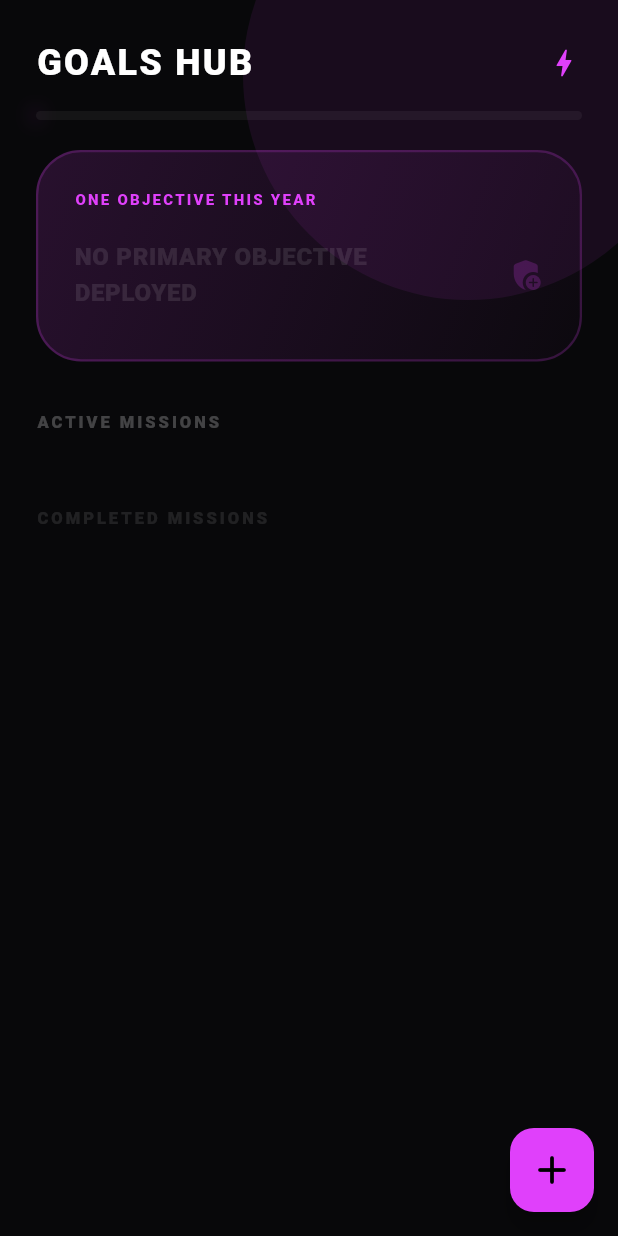
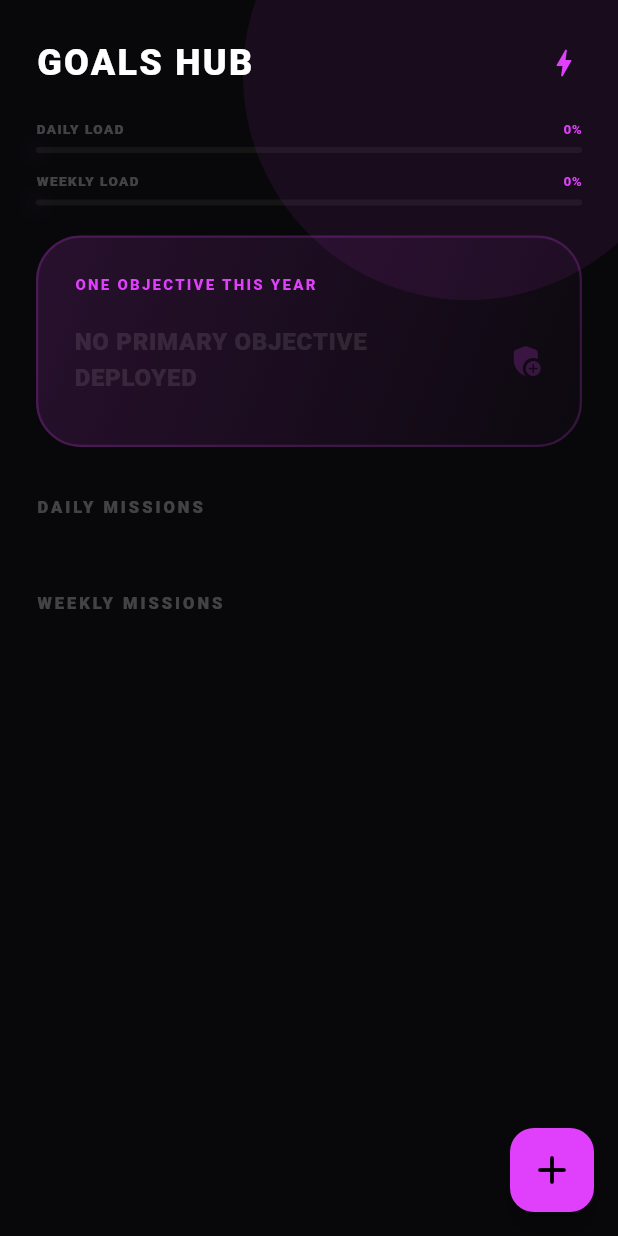
Before and after one commit to anshjast/koru, a Flutter app: the GoalsScreen screen opened directly, on a phone screen of 412 x 824 dp. Run offline on Flutter 3.47's test engine with Material 3 defaults, Android fonts, the phone set to English and light mode, and no system bars; our stand-ins replace cloud_firestore, confetti, firebase_core, fl_chart, liquid_progress_indicator_v2, rxdart and 1 more; accounts and stored records are empty.

Commit message:
Goals UI

```diff
--- a/lib/screens/goals_screen.dart
+++ b/lib/screens/goals_screen.dart
@@ -12,7 +12,7 @@ class GoalsScreen extends StatefulWidget {
 
 class _GoalsScreenState extends State<GoalsScreen> {
   final _ootyCollection = FirebaseFirestore.instance.collection('ooty');
-  final _monthlyObjectives = FirebaseFirestore.instance.collection('monthlyObjectives');
+  final _dailyObjectives = FirebaseFirestore.instance.collection('dailyObjectives');
   final _weeklyObjectives = FirebaseFirestore.instance.collection('weeklyObjectives');
 
   final Color primaryAccent = Colors.purpleAccent;
@@ -33,6 +33,41 @@ class _GoalsScreenState extends State<GoalsScreen> {
     super.dispose();
   }
 
+  void _confirmComplete(BuildContext context, VoidCallback onConfirm) {
+    showDialog(
+      context: context,
+      builder: (context) => AlertDialog(
+        backgroundColor: glassBg,
+        shape: RoundedRectangleBorder(borderRadius: BorderRadius.circular(28), side: BorderSide(color: primaryAccent.withOpacity(0.2))),
+        title: const Text("MISSION COMPLETE?", style: TextStyle(color: Colors.white, fontWeight: FontWeight.w900, fontSize: 16)),
+        content: const Text("Accomplishing this will update your mission power-bars.", style: TextStyle(color: Colors.white38, fontSize: 13)),
+        actions: [
+          TextButton(onPressed: () => Navigator.pop(context), child: const Text("NOT YET", style: TextStyle(color: Colors.white24))),
+          ElevatedButton(
+            style: ElevatedButton.styleFrom(backgroundColor: primaryAccent, shape: RoundedRectangleBorder(borderRadius: BorderRadius.circular(12))),
+            onPressed: () { Navigator.pop(context); onConfirm(); },
+            child: const Text("CONFIRM", style: TextStyle(color: Colors.black, fontWeight: FontWeight.w900)),
+          ),
+        ],
+      ),
+    );
+  }
+
+  void _confirmDelete(BuildContext context, VoidCallback onConfirm) {
+    showDialog(
+      context: context,
+      builder: (context) => AlertDialog(
+        backgroundColor: glassBg,
+        shape: RoundedRectangleBorder(borderRadius: BorderRadius.circular(28), side: const BorderSide(color: Colors.redAccent, width: 0.5)),
+        title: const Text("ABORT MISSION?", style: TextStyle(color: Colors.redAccent, fontWeight: FontWeight.w900, fontSize: 16)),
+        actions: [
+          TextButton(onPressed: () => Navigator.pop(context), child: const Text("CANCEL", style: TextStyle(color: Colors.white24))),
+          TextButton(onPressed: () { Navigator.pop(context); onConfirm(); }, child: const Text("DELETE", style: TextStyle(color: Colors.redAccent, fontWeight: FontWeight.w900))),
+        ],
+      ),
+    );
+  }
+
   @override
   Widget build(BuildContext context) {
     return Scaffold(
@@ -45,10 +80,7 @@ class _GoalsScreenState extends State<GoalsScreen> {
             child: Container(
               width: 300,
               height: 300,
-              decoration: BoxDecoration(
-                shape: BoxShape.circle,
-                color: primaryAccent.withOpacity(0.08),
-              ),
+              decoration: BoxDecoration(shape: BoxShape.circle, color: primaryAccent.withOpacity(0.08)),
             ),
           ),
           Align(
@@ -57,60 +89,42 @@ class _GoalsScreenState extends State<GoalsScreen> {
               confettiController: _confettiController,
               blastDirectionality: BlastDirectionality.explosive,
               colors: [primaryAccent, Colors.white, Colors.deepPurple],
-              maxBlastForce: 20,
-              minBlastForce: 5,
-              emissionFrequency: 0.05,
-              numberOfParticles: 20,
-              gravity: 0.1,
             ),
           ),
           SafeArea(
             child: StreamBuilder<List<QuerySnapshot>>(
               stream: CombineLatestStream.list([
-                _monthlyObjectives.snapshots(),
+                _dailyObjectives.snapshots(),
                 _weeklyObjectives.snapshots(),
               ]),
               builder: (context, snapshot) {
-                int totalActive = 0;
-                int totalCompleted = 0;
+                double dailyProgress = 0;
+                double weeklyProgress = 0;
 
                 if (snapshot.hasData) {
-                  for (var querySnap in snapshot.data!) {
-                    for (var doc in querySnap.docs) {
-                      if (doc['isDone'] == true) {
-                        totalCompleted++;
-                      } else {
-                        totalActive++;
+                  var dailyDocs = snapshot.data![0].docs;
+                  var weeklyDocs = snapshot.data![1].docs;
+
+                  if (dailyDocs.isNotEmpty) {
+                    dailyProgress = dailyDocs.where((d) => d['isDone'] == true).length / dailyDocs.length;
                   }
-                    }
+                  if (weeklyDocs.isNotEmpty) {
+                    weeklyProgress = weeklyDocs.where((d) => d['isDone'] == true).length / weeklyDocs.length;
                   }
                 }
 
-                double progress = (totalActive + totalCompleted) == 0
-                    ? 0
-                    : totalCompleted / (totalActive + totalCompleted);
-
                 return Column(
                   children: [
-                    _buildPowerHeader(progress),
+                    _buildDualPowerHeader(dailyProgress, weeklyProgress),
                     Expanded(
                       child: ListView(
                         padding: const EdgeInsets.symmetric(horizontal: 24),
                         children: [
                           _buildOotySection(),
                           const SizedBox(height: 32),
-                          _buildObjectiveSection(
-                            title: "ACTIVE MISSIONS",
-                            collection: _monthlyObjectives,
-                            isMonthly: true,
-                          ),
-                          _buildObjectiveSection(
-                            title: "",
-                            collection: _weeklyObjectives,
-                            isMonthly: false,
-                          ),
+                          _buildObjectiveSection(title: "DAILY MISSIONS", collection: _dailyObjectives, isDaily: true),
                           const SizedBox(height: 32),
-                          _buildHistorySection(),
+                          _buildObjectiveSection(title: "WEEKLY MISSIONS", collection: _weeklyObjectives, isDaily: false),
                           const SizedBox(height: 100),
                         ],
                       ),
@@ -130,7 +144,7 @@ class _GoalsScreenState extends State<GoalsScreen> {
     );
   }
 
-  Widget _buildPowerHeader(double progress) {
+  Widget _buildDualPowerHeader(double daily, double weekly) {
     return Padding(
       padding: const EdgeInsets.fromLTRB(24, 25, 24, 20),
       child: Column(
@@ -139,19 +153,35 @@ class _GoalsScreenState extends State<GoalsScreen> {
           Row(
             mainAxisAlignment: MainAxisAlignment.spaceBetween,
             children: [
-              const Text("GOALS HUB",
-                  style: TextStyle(color: Colors.white, fontSize: 24, fontWeight: FontWeight.w900, letterSpacing: 1.5)),
+              const Text("GOALS HUB", style: TextStyle(color: Colors.white, fontSize: 24, fontWeight: FontWeight.w900, letterSpacing: 1.5)),
               Icon(Icons.bolt_rounded, color: primaryAccent),
             ],
           ),
-          const SizedBox(height: 15),
+          const SizedBox(height: 20),
+          _buildMiniProgressBar("DAILY LOAD", daily),
+          const SizedBox(height: 12),
+          _buildMiniProgressBar("WEEKLY LOAD", weekly),
+        ],
+      ),
+    );
+  }
+
+  Widget _buildMiniProgressBar(String label, double progress) {
+    return Column(
+      crossAxisAlignment: CrossAxisAlignment.start,
+      children: [
+        Row(
+          mainAxisAlignment: MainAxisAlignment.spaceBetween,
+          children: [
+            Text(label, style: const TextStyle(color: Colors.white24, fontSize: 9, fontWeight: FontWeight.w900, letterSpacing: 1)),
+            Text("${(progress * 100).toInt()}%", style: TextStyle(color: primaryAccent, fontSize: 9, fontWeight: FontWeight.w900)),
+          ],
+        ),
+        const SizedBox(height: 6),
         Container(
-            height: 6,
+          height: 4,
           width: double.infinity,
-            decoration: BoxDecoration(
-              color: Colors.white.withOpacity(0.05),
-              borderRadius: BorderRadius.circular(10),
-            ),
+          decoration: BoxDecoration(color: Colors.white.withOpacity(0.05), borderRadius: BorderRadius.circular(10)),
           child: FractionallySizedBox(
             alignment: Alignment.centerLeft,
             widthFactor: progress,
@@ -159,15 +189,12 @@ class _GoalsScreenState extends State<GoalsScreen> {
               decoration: BoxDecoration(
                 color: primaryAccent,
                 borderRadius: BorderRadius.circular(10),
-                  boxShadow: [
-                    BoxShadow(color: primaryAccent.withOpacity(0.5), blurRadius: 10, spreadRadius: 1),
-                  ],
+                boxShadow: [BoxShadow(color: primaryAccent.withOpacity(0.3), blurRadius: 8, spreadRadius: 1)],
               ),
             ),
           ),
         ),
       ],
-      ),
     );
   }
 
@@ -178,28 +205,20 @@ class _GoalsScreenState extends State<GoalsScreen> {
         bool exists = snapshot.hasData && snapshot.data!.exists;
         var data = exists ? snapshot.data!.data() as Map<String, dynamic> : {};
         String ootyText = data['text'] ?? "NO PRIMARY OBJECTIVE DEPLOYED";
-        bool isDone = data['isDone'] ?? false;
-
-        if (isDone) return const SizedBox.shrink();
+        if (data['isDone'] ?? false) return const SizedBox.shrink();
 
         return _buildGlassContainer(
           title: "ONE OBJECTIVE THIS YEAR",
           accent: primaryAccent,
           child: ListTile(
             contentPadding: EdgeInsets.zero,
-            title: Text(ootyText.toUpperCase(),
-                style: TextStyle(
-                    color: exists ? Colors.white : Colors.white10,
-                    fontWeight: FontWeight.w900,
-                    fontSize: 16,
-                    letterSpacing: 0.5
-                )),
+            title: Text(ootyText.toUpperCase(), style: TextStyle(color: exists ? Colors.white : Colors.white10, fontWeight: FontWeight.w900, fontSize: 16, letterSpacing: 0.5)),
             trailing: exists ? _buildActionButtons(
-              onDone: () {
+              onDone: () => _confirmComplete(context, () {
                 _ootyCollection.doc('main').set({'isDone': true}, SetOptions(merge: true));
                 _confettiController.play();
-              },
-              onDelete: () => _ootyCollection.doc('main').delete(),
+              }),
+              onDelete: () => _confirmDelete(context, () => _ootyCollection.doc('main').delete()),
             ) : Icon(Icons.add_moderator_rounded, color: primaryAccent.withOpacity(0.2)),
             onTap: () => _showGoalDialog(collection: _ootyCollection, isOoty: true, docId: 'main', currentText: exists ? ootyText : null),
           ),
@@ -208,19 +227,16 @@ class _GoalsScreenState extends State<GoalsScreen> {
     );
   }
 
-  Widget _buildObjectiveSection({required String title, required CollectionReference collection, required bool isMonthly}) {
+  Widget _buildObjectiveSection({required String title, required CollectionReference collection, required bool isDaily}) {
     return Column(
       crossAxisAlignment: CrossAxisAlignment.start,
       children: [
-        if (title.isNotEmpty) ...[
         Text(title, style: const TextStyle(color: Colors.white24, fontSize: 11, fontWeight: FontWeight.w900, letterSpacing: 2)),
         const SizedBox(height: 16),
-        ],
         StreamBuilder<QuerySnapshot>(
           stream: collection.where('isDone', isEqualTo: false).orderBy('timestamp').snapshots(),
           builder: (context, snapshot) {
             if (!snapshot.hasData || snapshot.data!.docs.isEmpty) return const SizedBox.shrink();
-
             return ListView.builder(
               shrinkWrap: true,
               physics: const NeverScrollableScrollPhysics(),
@@ -230,21 +246,17 @@ class _GoalsScreenState extends State<GoalsScreen> {
                 return Container(
                   margin: const EdgeInsets.only(bottom: 12),
                   padding: const EdgeInsets.symmetric(horizontal: 20, vertical: 8),
-                  decoration: BoxDecoration(
-                    color: glassBg,
-                    borderRadius: BorderRadius.circular(22),
-                    border: Border.all(color: Colors.white.withOpacity(0.05)),
-                  ),
+                  decoration: BoxDecoration(color: glassBg, borderRadius: BorderRadius.circular(22), border: Border.all(color: Colors.white.withOpacity(0.05))),
                   child: ListTile(
                     contentPadding: EdgeInsets.zero,
-                    leading: Icon(isMonthly ? Icons.calendar_month : Icons.view_week, color: primaryAccent.withOpacity(0.3), size: 18),
+                    leading: Icon(isDaily ? Icons.today : Icons.view_week, color: primaryAccent.withOpacity(0.3), size: 18),
                     title: Text(doc['text'], style: const TextStyle(color: Colors.white, fontWeight: FontWeight.bold, fontSize: 14)),
                     trailing: _buildActionButtons(
-                      onDone: () {
+                      onDone: () => _confirmComplete(context, () {
                         collection.doc(doc.id).update({'isDone': true});
                         _confettiController.play();
-                      },
-                      onDelete: () => collection.doc(doc.id).delete(),
+                      }),
+                      onDelete: () => _confirmDelete(context, () => collection.doc(doc.id).delete()),
                     ),
                     onTap: () => _showGoalDialog(collection: collection, docId: doc.id, currentText: doc['text']),
                   ),
@@ -261,62 +273,8 @@ class _GoalsScreenState extends State<GoalsScreen> {
     return Row(
       mainAxisSize: MainAxisSize.min,
       children: [
-        IconButton(
-          icon: Icon(Icons.check_circle_outline, color: primaryAccent.withOpacity(0.5)),
-          onPressed: onDone,
-          visualDensity: VisualDensity.compact,
-        ),
-        IconButton(
-          icon: const Icon(Icons.delete_outline, color: Colors.white10),
-          onPressed: onDelete,
-          visualDensity: VisualDensity.compact,
-        ),
-      ],
-    );
-  }
-
-  Widget _buildHistorySection() {
-    return Column(
-      crossAxisAlignment: CrossAxisAlignment.start,
-      children: [
-        const Text("COMPLETED MISSIONS", style: TextStyle(color: Colors.white10, fontSize: 11, fontWeight: FontWeight.w900, letterSpacing: 2)),
-        const SizedBox(height: 16),
-        StreamBuilder<List<QuerySnapshot>>(
-          stream: CombineLatestStream.list([
-            _monthlyObjectives.where('isDone', isEqualTo: true).snapshots(),
-            _weeklyObjectives.where('isDone', isEqualTo: true).snapshots(),
-          ]),
-          builder: (context, snapshot) {
-            if (!snapshot.hasData) return const SizedBox.shrink();
-            List<QueryDocumentSnapshot> allDone = [];
-            for (var snap in snapshot.data!) {
-              allDone.addAll(snap.docs);
-            }
-            if (allDone.isEmpty) return const SizedBox.shrink();
-
-            return ListView.builder(
-              shrinkWrap: true,
-              physics: const NeverScrollableScrollPhysics(),
-              itemCount: allDone.length,
-              itemBuilder: (context, index) {
-                return Container(
-                  margin: const EdgeInsets.only(bottom: 8),
-                  padding: const EdgeInsets.symmetric(horizontal: 16, vertical: 4),
-                  decoration: BoxDecoration(
-                    color: Colors.white.withOpacity(0.02),
-                    borderRadius: BorderRadius.circular(15),
-                  ),
-                  child: ListTile(
-                    contentPadding: EdgeInsets.zero,
-                    dense: true,
-                    title: Text(allDone[index]['text'], style: const TextStyle(color: Colors.white24, decoration: TextDecoration.lineThrough, fontSize: 13)),
-                    leading: const Icon(Icons.check_circle_outline, color: Colors.white10, size: 16),
-                  ),
-                );
-              },
-            );
-          },
-        ),
+        IconButton(icon: Icon(Icons.check_circle_outline, color: primaryAccent.withOpacity(0.5)), onPressed: onDone, visualDensity: VisualDensity.compact),
+        IconButton(icon: const Icon(Icons.delete_outline, color: Colors.white10), onPressed: onDelete, visualDensity: VisualDensity.compact),
       ],
     );
   }
@@ -326,21 +284,14 @@ class _GoalsScreenState extends State<GoalsScreen> {
       padding: const EdgeInsets.all(24),
       decoration: BoxDecoration(
         borderRadius: BorderRadius.circular(30),
-        gradient: LinearGradient(
-          begin: Alignment.topLeft,
-          end: Alignment.bottomRight,
-          colors: [accent.withOpacity(0.15), accent.withOpacity(0.02)],
-        ),
+        gradient: LinearGradient(begin: Alignment.topLeft, end: Alignment.bottomRight, colors: [accent.withOpacity(0.15), accent.withOpacity(0.02)]),
         border: Border.all(color: accent.withOpacity(0.2), width: 1.5),
       ),
-      child: Column(
-        crossAxisAlignment: CrossAxisAlignment.start,
-        children: [
+      child: Column(crossAxisAlignment: CrossAxisAlignment.start, children: [
         Text(title, style: TextStyle(color: accent, fontSize: 10, fontWeight: FontWeight.w900, letterSpacing: 1.5)),
         const SizedBox(height: 12),
         child,
-        ],
-      ),
+      ]),
     );
   }
 
@@ -352,15 +303,8 @@ class _GoalsScreenState extends State<GoalsScreen> {
         shape: RoundedRectangleBorder(borderRadius: BorderRadius.circular(28), side: const BorderSide(color: Colors.white10)),
         title: const Text('NEW MISSION', style: TextStyle(color: Colors.white, fontWeight: FontWeight.w900, fontSize: 16)),
         actions: [
-          TextButton(
-            onPressed: () { Navigator.pop(context); _showGoalDialog(collection: _weeklyObjectives); },
-            child: Text('WEEKLY', style: TextStyle(color: primaryAccent, fontWeight: FontWeight.w900)),
-          ),
-          ElevatedButton(
-            style: ElevatedButton.styleFrom(backgroundColor: primaryAccent, shape: RoundedRectangleBorder(borderRadius: BorderRadius.circular(12))),
-            onPressed: () { Navigator.pop(context); _showGoalDialog(collection: _monthlyObjectives); },
-            child: const Text('MONTHLY', style: TextStyle(color: Colors.black, fontWeight: FontWeight.w900)),
-          ),
+          TextButton(onPressed: () { Navigator.pop(context); _showGoalDialog(collection: _dailyObjectives); }, child: Text('DAILY', style: TextStyle(color: primaryAccent, fontWeight: FontWeight.w900))),
+          ElevatedButton(style: ElevatedButton.styleFrom(backgroundColor: primaryAccent, shape: RoundedRectangleBorder(borderRadius: BorderRadius.circular(12))), onPressed: () { Navigator.pop(context); _showGoalDialog(collection: _weeklyObjectives); }, child: const Text('WEEKLY', style: TextStyle(color: Colors.black, fontWeight: FontWeight.w900))),
         ],
       ),
     );
```
Lines whose indentation alone changed are shown as unchanged.
